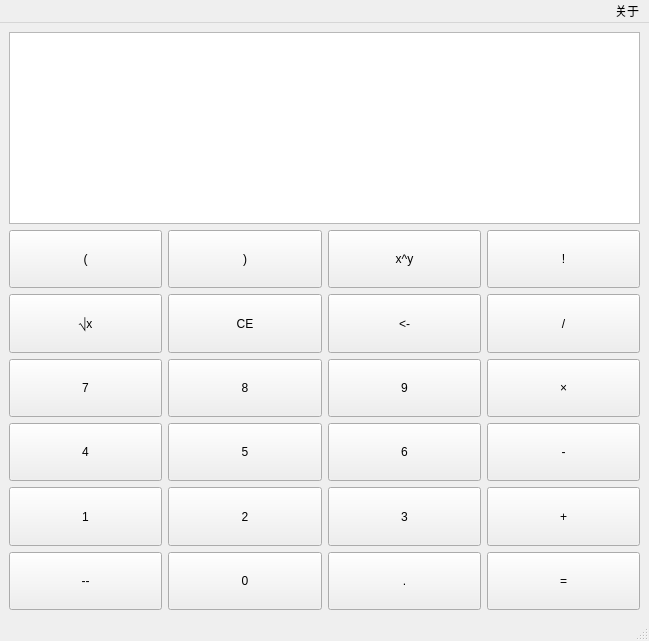
Old version of the form main.ui in the repository HuangDell/NormalCaculator.
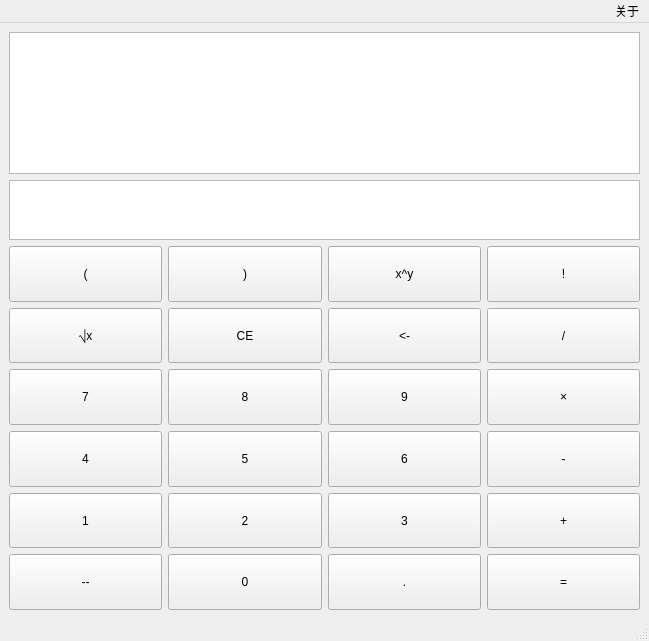
New version of the form.

What changed in the file:
```diff
--- a/main.ui
+++ b/main.ui
@@ -23,6 +23,18 @@
         <verstretch>0</verstretch>
        </sizepolicy>
       </property>
+      <property name="minimumSize">
+       <size>
+        <width>0</width>
+        <height>50</height>
+       </size>
+      </property>
+      <property name="maximumSize">
+       <size>
+        <width>16777215</width>
+        <height>142</height>
+       </size>
+      </property>
       <property name="font">
        <font>
         <family>微软雅黑</family>
@@ -31,6 +43,34 @@
       </property>
      </widget>
     </item>
+    <item>
+     <widget class="QTextBrowser" name="show">
+      <property name="sizePolicy">
+       <sizepolicy hsizetype="Expanding" vsizetype="Maximum">
+        <horstretch>0</horstretch>
+        <verstretch>0</verstretch>
+       </sizepolicy>
+      </property>
+      <property name="minimumSize">
+       <size>
+        <width>0</width>
+        <height>50</height>
+       </size>
+      </property>
+      <property name="maximumSize">
+       <size>
+        <width>16777215</width>
+        <height>60</height>
+       </size>
+      </property>
+      <property name="font">
+       <font>
+        <family>微软雅黑</family>
+        <pointsize>14</pointsize>
+       </font>
+      </property>
+     </widget>
+    </item>
     <item>
      <layout class="QGridLayout" name="gridLayout">
       <item row="1" column="2">
```
